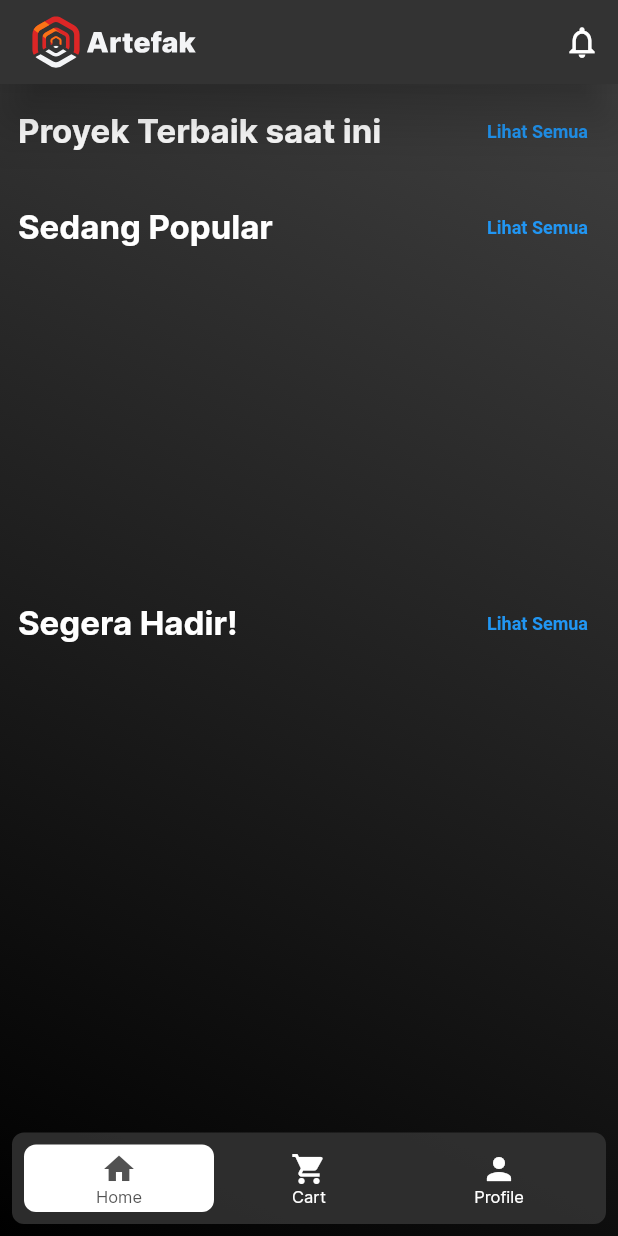
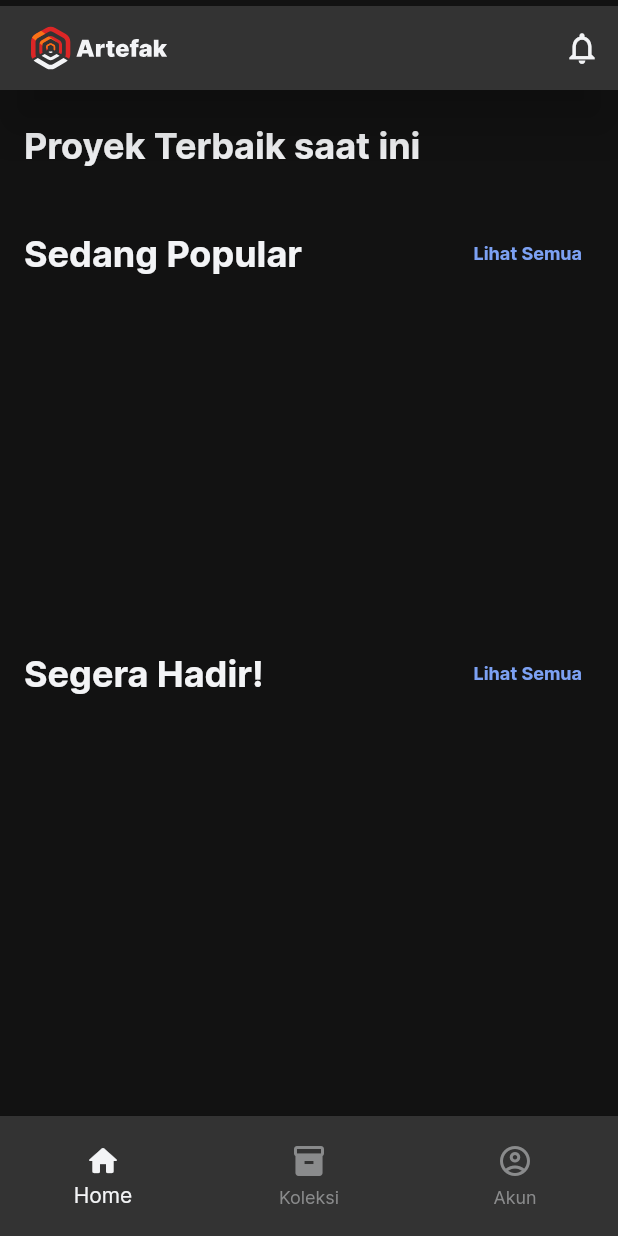
Before and after one commit to artefak-io/Artefak, a Flutter app: the screen it shows after launch, on a phone screen of 412 x 824 dp. Run offline on Flutter 3.47's test engine with Material 2 defaults, Android fonts, the phone set to English and light mode, and no system bars; drawn by our look-alikes of floating_bottom_navigation_bar; our stand-ins replace cached_network_image, cloud_firestore, firebase_auth, firebase_core, firebase_storage, flutter_svg and 3 more; accounts and stored records are empty; generated files the repository leaves out were written again.

Commit message:
adjust theme from design, change bottomNav, solve previous PR

```diff
--- a/lib/main.dart
+++ b/lib/main.dart
@@ -27,6 +27,7 @@ ThemeManager _themeManager = ThemeManager();
 
 class MyApp extends StatefulWidget {
   const MyApp({Key? key}) : super(key: key);
+
   @override
   _MyAppState createState() => _MyAppState();
 }
--- a/lib/screens/app_layout.dart
+++ b/lib/screens/app_layout.dart
@@ -7,19 +7,9 @@ class AppLayout extends StatelessWidget {
 
   @override
   Widget build(BuildContext context) {
-    ThemeData _themeData = Theme.of(context);
-    return Container(
-      decoration: BoxDecoration(
-        gradient: LinearGradient(
-          begin: Alignment.topRight,
-          end: Alignment.bottomLeft,
-          colors: [_themeData.backgroundColor, _themeData.shadowColor],
-        ),
-      ),
-      child: Scaffold(
-        backgroundColor: Colors.transparent,
-        body: child,
-      ),
+    return Scaffold(
+      backgroundColor: Theme.of(context).backgroundColor,
+      body: child,
     );
   }
 }
--- a/lib/screens/authentication/verify_email.dart
+++ b/lib/screens/authentication/verify_email.dart
@@ -1,7 +1,7 @@
 import 'dart:async';
 
 import 'package:artefak/screens/app_layout.dart';
-import 'package:artefak/screens/authentication/create_pin.dart';
+import 'package:artefak/widgets/create_pin.dart';
 import 'package:flutter/material.dart';
 import 'package:flutter_svg/flutter_svg.dart';
 
--- a/lib/screens/main/home.dart
+++ b/lib/screens/main/home.dart
@@ -23,10 +23,15 @@ class Home extends StatelessWidget {
       child: Scaffold(
         backgroundColor: Colors.transparent,
         resizeToAvoidBottomInset: true,
-        appBar: AppBar(
+        appBar: PreferredSize(
+          preferredSize: Size.fromHeight(64),
+          child: Column(
+            mainAxisAlignment: MainAxisAlignment.center,
+            children: [
+              AppBar(
                 title: SvgPicture.asset(
                   'assets/logo.svg',
-            width: 120,
+                  width: 100,
                 ),
                 actions: [
                   IconButton(
@@ -34,9 +39,12 @@ class Home extends StatelessWidget {
                       onPressed: () {}),
                 ],
               ),
+            ],
+          ),
+        ),
         body: SafeArea(
           child: SingleChildScrollView(
-            physics: BouncingScrollPhysics(),
+            physics: ClampingScrollPhysics(),
             child: Column(
               mainAxisSize: MainAxisSize.min,
               children: [
@@ -48,13 +56,16 @@ class Home extends StatelessWidget {
                     children: [
                       SubHeadTitle(
                         title: "Proyek Terbaik saat ini",
+                        isSeeAll: false,
                       ),
                       SubHeadTitle(
                         title: "Sedang Popular",
+                        isSeeAll: true,
                       ),
                       Container(
+                        margin: EdgeInsets.only(right: 16.0),
                         height: 200,
-                        child: ItemHorizontalScroll(
+                        child: ItemTwoAxisScroll(
                           assetStream: _assetStream,
                           isHorizontal: true,
                           heightPhoto: 120,
@@ -63,8 +74,9 @@ class Home extends StatelessWidget {
                       ),
                       SubHeadTitle(
                         title: "Segera Hadir!",
+                        isSeeAll: true,
                       ),
-                      ItemHorizontalScroll(
+                      ItemTwoAxisScroll(
                         assetStream: _assetStream,
                         isHorizontal: false,
                         heightPhoto: 270,
@@ -85,8 +97,8 @@ class Home extends StatelessWidget {
   }
 }
 
-class ItemHorizontalScroll extends StatelessWidget {
-  const ItemHorizontalScroll({
+class ItemTwoAxisScroll extends StatelessWidget {
+  const ItemTwoAxisScroll({
     Key? key,
     required Stream<QuerySnapshot<Object?>> assetStream,
     required this.isHorizontal,
@@ -113,7 +125,7 @@ class ItemHorizontalScroll extends StatelessWidget {
             itemCount: snapshot.data!.docs.length,
             scrollDirection: isHorizontal ? Axis.horizontal : Axis.vertical,
             physics: isHorizontal
-                ? BouncingScrollPhysics()
+                ? ClampingScrollPhysics()
                 : NeverScrollableScrollPhysics(),
             shrinkWrap: true,
             itemBuilder: (context, index) {
@@ -158,28 +170,37 @@ class ItemHorizontalScroll extends StatelessWidget {
 
 class SubHeadTitle extends StatelessWidget {
   final String title;
+  final bool isSeeAll;
 
   const SubHeadTitle({
     Key? key,
     required this.title,
+    required this.isSeeAll,
   }) : super(key: key);
 
   @override
   Widget build(BuildContext context) {
     TextTheme _textTheme = Theme.of(context).textTheme;
     return Padding(
-      padding: const EdgeInsets.symmetric(horizontal: 12, vertical: 8),
+      padding: const EdgeInsets.symmetric(horizontal: 16, vertical: 16),
       child: Row(
+        crossAxisAlignment: CrossAxisAlignment.center,
         children: [
           Text(title,
-              style: _textTheme.headlineMedium
+              style: _textTheme.displaySmall
                   ?.copyWith(fontWeight: FontWeight.w700),
               textAlign: TextAlign.start),
           Spacer(),
-          TextButton(
-            child: Text("Lihat Semua"),
+          isSeeAll
+              ? TextButton(
+                  child: Text(
+                    "Lihat Semua",
+                    style: _textTheme.bodySmall?.copyWith(
+                        fontWeight: FontWeight.w700, color: Color(0xFF7CA1F3)),
+                  ),
                   onPressed: () {},
-          ),
+                )
+              : Container(),
         ],
       ),
     );
--- a/lib/screens/main/transaction.dart
+++ b/lib/screens/main/transaction.dart
@@ -27,7 +27,11 @@ class Transaction extends StatelessWidget {
           backgroundColor: Colors.transparent,
           resizeToAvoidBottomInset: true,
           appBar: AppBar(
-            title: Text('Transaction', style: _textTheme.headlineMedium),
+            title: Text(
+              'Transaction',
+              style:
+                  _textTheme.titleLarge?.copyWith(fontWeight: FontWeight.w400),
+            ),
           ),
           body: StreamBuilder(
             stream: _transactionStream,
--- a/lib/themes/artefak_theme.dart
+++ b/lib/themes/artefak_theme.dart
@@ -4,30 +4,27 @@ const _primaryColor = Color(0xFF333333);
 
 ThemeData lightTheme = ThemeData(
   primaryColor: _primaryColor,
-  // combo color with shadowColor
-  backgroundColor: const Color(0xFF434343),
-  // combo color with backgroundColor
-  shadowColor: const Color(0xFF000000),
-  highlightColor: const Color(0xDA333333),
+  backgroundColor: const Color(0xFF121212),
+  highlightColor: const Color(0xFF333333),
   indicatorColor: const Color(0xFFD1D5DB),
   selectedRowColor: const Color(0xFF2563EB),
+  textSelectionColor: const Color(0xFFF3F4F6),
+  unselectedWidgetColor: const Color(0xFF8A8B8C),
 
   // App Bar
   appBarTheme: const AppBarTheme(
     backgroundColor: _primaryColor,
     // This will be applied to the "back" icon
-    iconTheme: IconThemeData(color: Colors.white),
+    iconTheme: IconThemeData(color: Color(0xFFF3F4F6)),
     centerTitle: false,
     elevation: 15,
   ),
 
   textButtonTheme: TextButtonThemeData(
       style: TextButton.styleFrom(
-        textStyle: const TextStyle(
-            color: Color(0xFF7CA1F3),
-            fontSize: 12,
-            fontWeight: FontWeight.bold),
-      )),
+    textStyle: const TextStyle(
+        color: Color(0xFF7CA1F3), fontSize: 12, fontWeight: FontWeight.bold),
+  )),
 
   // Buttons
   floatingActionButtonTheme: const FloatingActionButtonThemeData(
@@ -54,45 +51,59 @@ ThemeData lightTheme = ThemeData(
 
   // Text
   textTheme: const TextTheme(
-    bodySmall: TextStyle(
+    displayLarge: TextStyle(
       fontFamily: 'Inter',
-      fontSize: 14,
-      color: Colors.white,
+      fontSize: 40,
+      color: Color(0xFFF3F4F6),
+      height: 1.20,
+    ),
+    displayMedium: TextStyle(
+      fontFamily: 'Inter',
+      fontSize: 32,
+      color: Color(0xFFF3F4F6),
+      height: 1.25,
+    ),
+    displaySmall: TextStyle(
+      fontFamily: 'Inter',
+      fontSize: 24,
+      color: Color(0xFFF3F4F6),
+      height: 1.33,
+    ),
+    titleLarge: TextStyle(
+      fontFamily: 'Inter',
+      fontSize: 22,
+      color: Color(0xFFF3F4F6),
+      height: 1.27,
+    ),
+    titleMedium: TextStyle(
+      fontFamily: 'Inter',
+      fontSize: 18,
+      color: Color(0xFFF3F4F6),
+      height: 1.33,
+    ),
+    titleSmall: TextStyle(
+      fontFamily: 'Inter',
+      fontSize: 16,
+      color: Color(0xFFF3F4F6),
+      height: 1.375,
+    ),
+    bodyLarge: TextStyle(
+      fontFamily: 'Inter',
+      fontSize: 16,
+      color: Color(0xFFF3F4F6),
+      height: 1.5,
     ),
     bodyMedium: TextStyle(
       fontFamily: 'Inter',
-      fontSize: 18,
-      color: Colors.white,
+      fontSize: 14,
+      color: Color(0xFFF3F4F6),
+      height: 1.43,
     ),
-    bodyLarge: TextStyle(
-      fontFamily: 'Inter',
-      fontSize: 24,
-      color: Colors.white,
-    ),
-    labelMedium: TextStyle(
-      fontFamily: 'Inter',
-      fontSize: 16,
-      color: Colors.white,
-    ),
-    labelSmall: TextStyle(
+    bodySmall: TextStyle(
       fontFamily: 'Inter',
       fontSize: 12,
-      color: Colors.black,
-    ),
-    displaySmall: TextStyle(
-      fontFamily: 'Inter',
-      fontSize: 16,
-      color: Color(0xFF9CA3AF),
-    ),
-    headlineMedium: TextStyle(
-      fontFamily: 'Inter',
-      fontSize: 22,
-      color: Colors.white,
-    ),
-    headlineLarge: TextStyle(
-      fontFamily: 'Inter',
-      fontSize: 40,
-      color: Colors.white
+      color: Color(0xFFF3F4F6),
+      height: 1.33,
     ),
   ),
 );
--- a/lib/widgets/bottom_navbar.dart
+++ b/lib/widgets/bottom_navbar.dart
@@ -1,5 +1,4 @@
 import 'package:flutter/material.dart';
-import 'package:floating_bottom_navigation_bar/floating_bottom_navigation_bar.dart';
 
 class BotNavBar extends StatelessWidget {
   const BotNavBar({Key? key, required this.currentIndex}) : super(key: key);
@@ -23,16 +22,30 @@ class BotNavBar extends StatelessWidget {
   @override
   Widget build(BuildContext context) {
     ThemeData _themeData = Theme.of(context);
-    return FloatingNavbar(
-      backgroundColor: _themeData.highlightColor,
-      selectedItemColor: _themeData.highlightColor,
-      onTap: (index) => _onTap(index, context),
-      currentIndex: currentIndex,
-      items: [
-        FloatingNavbarItem(icon: Icons.home, title: 'Home'),
-        FloatingNavbarItem(icon: Icons.shopping_cart, title: 'Cart'),
-        FloatingNavbarItem(icon: Icons.person, title: 'Profile'),
-      ],
+    return SizedBox(
+      height: 80,
+      child: BottomNavigationBar(
+        type: BottomNavigationBarType.fixed,
+        backgroundColor: _themeData.highlightColor,
+        selectedItemColor: _themeData.textSelectionColor,
+        unselectedItemColor: _themeData.unselectedWidgetColor,
+        items: <BottomNavigationBarItem>[
+          BottomNavigationBarItem(
+            icon: Icon(Icons.home_rounded),
+            label: 'Home',
+          ),
+          BottomNavigationBarItem(
+            icon: Icon(Icons.inventory_2),
+            label: 'Koleksi',
+          ),
+          BottomNavigationBarItem(
+            icon: Icon(Icons.account_circle_outlined),
+            label: 'Akun',
+          ),
+        ],
+        currentIndex: currentIndex,
+        onTap: (index) => _onTap(index, context),
+      ),
     );
   }
 }
--- a/lib/widgets/scroll_view_sign_in.dart
+++ b/lib/widgets/scroll_view_sign_in.dart
@@ -7,6 +7,7 @@ class ScrollViewSignIn extends StatelessWidget {
   const ScrollViewSignIn(
       {Key? key, required this.scrollController, required this.images})
       : super(key: key);
+
   @override
   Widget build(BuildContext context) {
     return SizedBox(
--- a/pubspec.yaml
+++ b/pubspec.yaml
@@ -43,7 +43,6 @@ dependencies:
   intl: ^0.17.0
   image_picker: ^0.8.4+10
   firebase_storage: ^10.2.9
-  floating_bottom_navigation_bar: ^1.5.2
   google_fonts: ^2.3.1
   cached_network_image: ^3.2.0
   pin_code_fields: ^7.4.0
@@ -78,7 +77,7 @@ flutter:
   fonts:
     - family: Inter
       fonts:
-        - asset: assets/fonts/Inter-VariableFont_slnt,wght.ttf
+      - asset: assets/fonts/Inter-VariableFont_slnt,wght.ttf
 
   # An image asset can refer to one or more resolution-specific "variants", see
   # https://flutter.dev/assets-and-images/#resolution-aware.
```
Also changed, not shown: lib/screens/main/profile.dart (+21 -17 lines), lib/widgets/card_item_custom.dart (+15 -15 lines), lib/widgets/input_pin_widget.dart (+12 -11 lines), lib/widgets/create_pin.dart (renamed from lib/screens/authentication/create_pin.dart), lib/widgets/retype_pin.dart (renamed from lib/screens/authentication/retype_pin.dart), pubspec.lock. Lines whose indentation alone changed are shown as unchanged.
